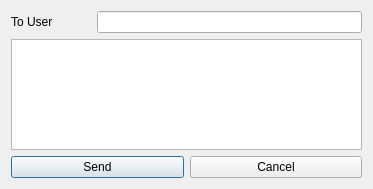
This is chronicon/ui/directmsg.ui in berndhs/chronicon as Qt 5 draws it before an edit. The edited form follows.
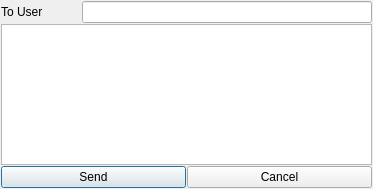
This is the edited form. Icons and pictures are not drawn.

Commit message: smaller margins for more content, next version number

Patch:
```diff
--- a/chronicon/ui/directmsg.ui
+++ b/chronicon/ui/directmsg.ui
@@ -86,6 +86,7 @@
    </item>
   </layout>
  </widget>
+ <layoutdefault spacing="1" margin="1"/>
  <resources>
   <include location="../chronicon.qrc"/>
  </resources>
```
Left out of the diff: 1 changed line with no effect on the pictures. The commit also changes 12 other files.
